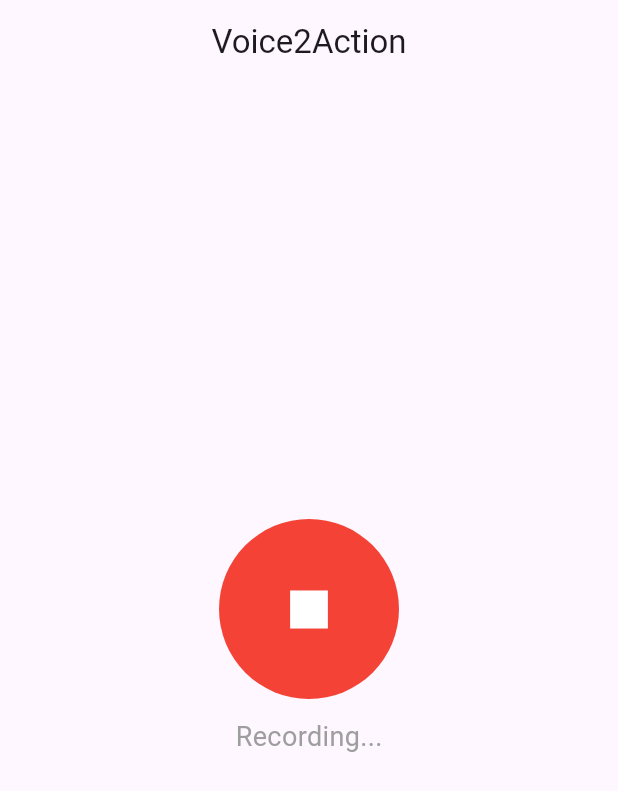
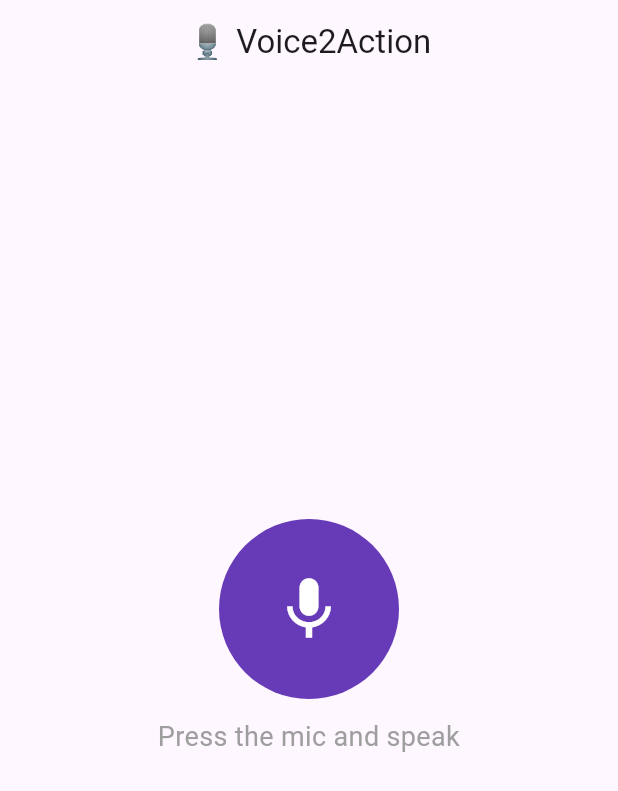
Before and after one commit to ah19931130-cloud/Sd-vpn, a Flutter app: the screen it shows after launch, after a tap on the "mic" icon, on a phone screen of 412 x 824 dp. Shown: the top 791 px of the screen. Run offline on Flutter 3.47's test engine with Material 3 defaults, Android fonts, the phone set to English and light mode, and no system bars; our stand-ins replace cloud_firestore, firebase_core, flutter_dotenv; missing offline and left inert: record; accounts and stored records are empty.

Commit message:
Update main.dart

```diff
--- a/lib/main.dart
+++ b/lib/main.dart
@@ -2,7 +2,7 @@ import 'dart:io';
 import 'package:flutter/material.dart';
 import 'package:firebase_core/firebase_core.dart';
 import 'package:cloud_firestore/cloud_firestore.dart';
-import 'package:flutter_sound/flutter_sound.dart';
+import 'package:record/record.dart';
 import 'package:path_provider/path_provider.dart';
 import 'package:intl/intl.dart';
 import 'package:url_launcher/url_launcher.dart';
@@ -39,7 +39,7 @@ class HomeScreen extends StatefulWidget {
 }
 
 class _HomeScreenState extends State<HomeScreen> {
-  final FlutterSoundRecorder _recorder = FlutterSoundRecorder();
+  final AudioRecorder _recorder = AudioRecorder();
   bool _isRecording = false;
   Map<String, dynamic>? _extractedData;
   String _statusMessage = 'Press the mic and speak';
@@ -47,34 +47,30 @@ class _HomeScreenState extends State<HomeScreen> {
   String get openAiKey => dotenv.env['OPENAI_API_KEY'] ?? '';
 
   @override
-  void initState() {
-    super.initState();
-    _recorder.openRecorder();
-  }
-
-  @override
   void dispose() {
-    _recorder.closeRecorder();
+    _recorder.dispose();
     super.dispose();
   }
 
   Future<void> _startRecording() async {
+    if (await _recorder.hasPermission()) {
       final dir = await getApplicationDocumentsDirectory();
       final path =
           '${dir.path}/recording_${DateTime.now().millisecondsSinceEpoch}.m4a';
-    await _recorder.startRecorder(
-      toFile: path,
-      codec: Codec.aacMP4,
+      await _recorder.start(
+        const RecordConfig(),
+        path: path,
       );
       setState(() {
         _isRecording = true;
         _statusMessage = 'Recording...';
       });
     }
+  }
 
   Future<void> _stopAndProcess() async {
     if (!_isRecording) return;
-    final path = await _recorder.stopRecorder();
+    final path = await _recorder.stop();
     setState(() {
       _isRecording = false;
       _statusMessage = 'Transcribing...';
@@ -129,9 +125,9 @@ class _HomeScreenState extends State<HomeScreen> {
   Future<Map<String, dynamic>?> _extractActions(String transcript) async {
     final today = DateTime.now().toIso8601String();
     final prompt = '''You are an AI assistant that extracts actionable items from Arabic speech transcripts.
-Given the transcript, return a JSON object with three arrays: "tasks", "events", "notes".
-For dates, convert relative terms like "tomorrow" to absolute dates based on today: $today.
-Output only valid JSON without any markdown formatting.
+Given the transcript, return a JSON object with three arrays: "tasks" (to-do items with a title and optional due date in ISO format), "events" (calendar entries with summary, start, and end if duration is mentioned), and "notes" (general notes).
+For dates, convert relative terms like "tomorrow" or "next Monday" to absolute dates based on today's date: $today.
+If no date is mentioned for a task, set dueDate to null. Output only valid JSON without any markdown formatting.
 
 Transcript: $transcript''';
 
@@ -161,9 +157,12 @@ Transcript: $transcript''';
 
   Future<void> _addToCalendar(Map<String, dynamic> event) async {
     final title = Uri.encodeComponent(event['summary'] ?? 'Event');
-    final start = event['start'] ?? DateTime.now().toIso8601String();
-    final end = event['end'] ?? DateTime.now().add(const Duration(hours: 1)).toIso8601String();
-    final url = 'https://calendar.google.com/calendar/render?action=TEMPLATE&text=$title&dates=${start.replaceAll(RegExp(r'[-:.]'), '')}/${end.replaceAll(RegExp(r'[-:.]'), '')}';
+    final start =
+        event['start'] ?? DateTime.now().toIso8601String();
+    final end =
+        event['end'] ?? DateTime.now().add(const Duration(hours: 1)).toIso8601String();
+    final url =
+        'https://calendar.google.com/calendar/render?action=TEMPLATE&text=$title&dates=${start.replaceAll(RegExp(r'[-:.]'), '')}/${end.replaceAll(RegExp(r'[-:.]'), '')}';
     if (await canLaunchUrl(Uri.parse(url))) {
       await launchUrl(Uri.parse(url));
     }
@@ -172,7 +171,10 @@ Transcript: $transcript''';
   @override
   Widget build(BuildContext context) {
     return Scaffold(
-      appBar: AppBar(title: const Text('Voice2Action'), centerTitle: true),
+      appBar: AppBar(
+        title: const Text('🎙️ Voice2Action'),
+        centerTitle: true,
+      ),
       body: Center(
         child: Column(
           mainAxisAlignment: MainAxisAlignment.center,
@@ -180,18 +182,28 @@ Transcript: $transcript''';
             GestureDetector(
               onTap: _isRecording ? _stopAndProcess : _startRecording,
               child: Container(
-                width: 120, height: 120,
+                width: 120,
+                height: 120,
                 decoration: BoxDecoration(
                   color: _isRecording ? Colors.red : Colors.deepPurple,
                   shape: BoxShape.circle,
                 ),
-                child: Icon(_isRecording ? Icons.stop : Icons.mic, size: 50, color: Colors.white),
+                child: Icon(
+                  _isRecording ? Icons.stop : Icons.mic,
+                  size: 50,
+                  color: Colors.white,
+                ),
               ),
             ),
             const SizedBox(height: 12),
-            Text(_statusMessage, style: const TextStyle(fontSize: 18, color: Colors.grey)),
+            Text(
+              _statusMessage,
+              style: const TextStyle(fontSize: 18, color: Colors.grey),
+              textAlign: TextAlign.center,
+            ),
             const SizedBox(height: 30),
-            if (_extractedData != null) Expanded(child: _buildExtractedView()),
+            if (_extractedData != null)
+              Expanded(child: _buildExtractedView()),
           ],
         ),
       ),
@@ -199,28 +211,41 @@ Transcript: $transcript''';
   }
 
   Widget _buildExtractedView() {
-    final tasks = List<Map<String, dynamic>>.from(_extractedData!['tasks'] ?? []);
-    final events = List<Map<String, dynamic>>.from(_extractedData!['events'] ?? []);
+    final tasks =
+        List<Map<String, dynamic>>.from(_extractedData!['tasks'] ?? []);
+    final events =
+        List<Map<String, dynamic>>.from(_extractedData!['events'] ?? []);
     final notes = List<String>.from(_extractedData!['notes'] ?? []);
     final dateFormat = DateFormat('yyyy/MM/dd HH:mm');
+
     return ListView(
       padding: const EdgeInsets.all(16),
       children: [
+        if (events.isNotEmpty)
           ...events.map((event) => Card(
                 color: Colors.blue.shade50,
                 child: ListTile(
                   leading: const Icon(Icons.event, color: Colors.blue),
                   title: Text(event['summary'] ?? 'Event'),
-                subtitle: Text('${dateFormat.format(DateTime.parse(event['start']))} → ${dateFormat.format(DateTime.parse(event['end']))}'),
-                trailing: IconButton(icon: const Icon(Icons.calendar_today), onPressed: () => _addToCalendar(event)),
+                  subtitle: Text(
+                    '${dateFormat.format(DateTime.parse(event['start']))} → ${dateFormat.format(DateTime.parse(event['end']))}',
+                  ),
+                  trailing: IconButton(
+                    icon: const Icon(Icons.calendar_today),
+                    onPressed: () => _addToCalendar(event),
+                  ),
                 ),
               )),
+        if (tasks.isNotEmpty)
           ...tasks.map((task) => Card(
                 color: Colors.orange.shade50,
                 child: ListTile(
                   leading: const Icon(Icons.task_alt, color: Colors.orange),
                   title: Text(task['title'] ?? 'Task'),
-                subtitle: task['dueDate'] != null ? Text('Due: ${dateFormat.format(DateTime.parse(task['dueDate']))}') : const Text('No due date'),
+                  subtitle: task['dueDate'] != null
+                      ? Text(
+                          'Due: ${dateFormat.format(DateTime.parse(task['dueDate']))}')
+                      : const Text('No due date'),
                 ),
               )),
         if (notes.isNotEmpty)
@@ -231,8 +256,12 @@ Transcript: $transcript''';
               child: Column(
                 crossAxisAlignment: CrossAxisAlignment.start,
                 children: [
-                  const Text('Notes', style: TextStyle(fontWeight: FontWeight.bold)),
-                  ...notes.map((note) => Padding(padding: const EdgeInsets.only(top: 4), child: Text('• $note'))),
+                  const Text('📝 Notes',
+                      style: TextStyle(fontWeight: FontWeight.bold)),
+                  ...notes.map((note) => Padding(
+                        padding: const EdgeInsets.only(top: 4),
+                        child: Text('• $note'),
+                      )),
                 ],
               ),
             ),
```
Lines whose indentation alone changed are shown as unchanged.
